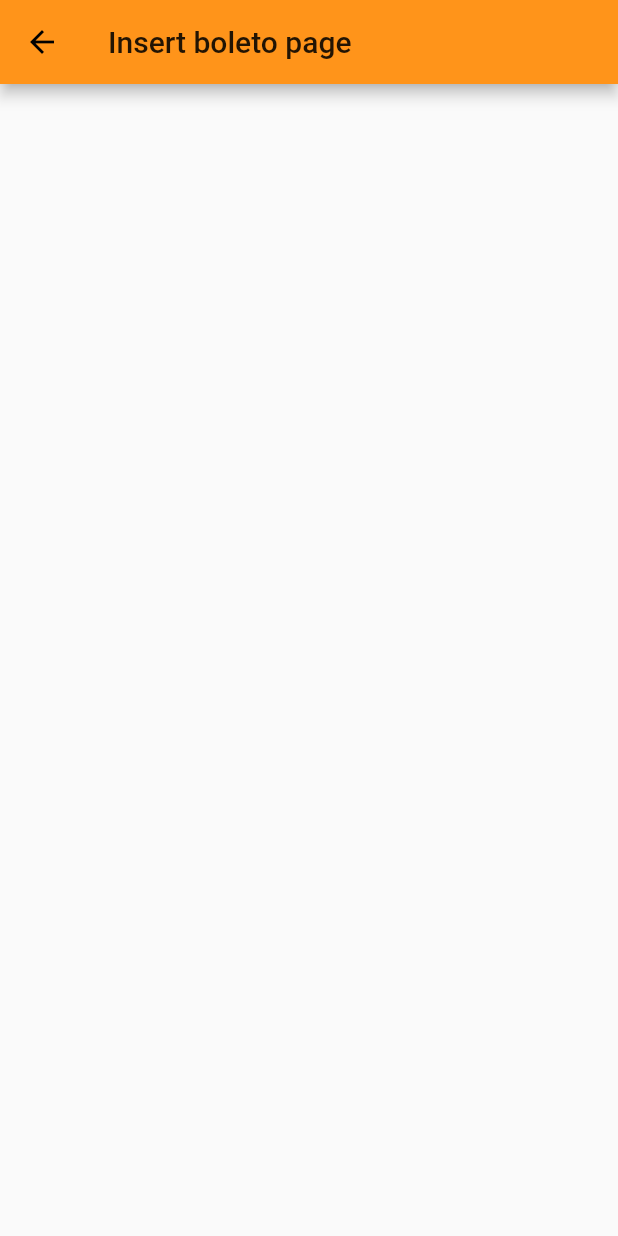
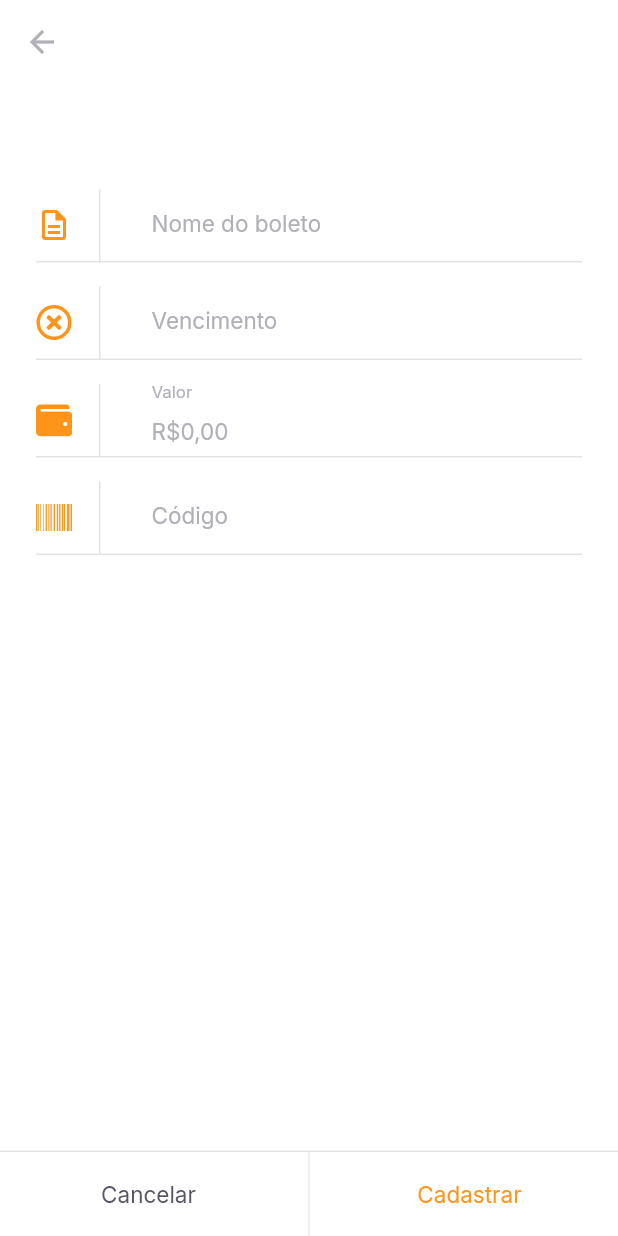
Before and after one commit to CodeAkio/payflow, a Flutter app: the InsertBoletoPage screen opened by its route, on a phone screen of 412 x 824 dp. Run offline on Flutter 3.47's test engine with Material 2 defaults, Android fonts, the phone set to English and light mode, and no system bars; our stand-ins replace camera, firebase_core, flutter_masked_text2, font_awesome_flutter, google_fonts, google_sign_in and 2 more; missing offline and left inert: google_ml_kit; accounts and stored records are empty.

Commit message:
Validade and save boleto

```diff
--- a/lib/modules/home/home_page.dart
+++ b/lib/modules/home/home_page.dart
@@ -76,7 +76,8 @@ class _HomePageState extends State<HomePage> {
                 )),
             GestureDetector(
               onTap: () {
-                Navigator.pushNamed(context, "/barcode_scanner");
+                // Navigator.pushNamed(context, "/barcode_scanner");
+                Navigator.pushNamed(context, "/insert_boleto");
               },
               child: Container(
                 width: 56,
--- /dev/null
+++ b/lib/modules/insert_boleto/insert_boleto_controller.dart
@@ -0,0 +1,38 @@
+import 'package:flutter/material.dart';
+import 'package:payflow/shared/models/boleto_model.dart';
+import 'package:shared_preferences/shared_preferences.dart';
+
+class InsertBoletoController {
+  final formKey = GlobalKey<FormState>();
+  BoletoModel model = BoletoModel();
+
+  String? validateName(String? value) =>
+      value?.isEmpty ?? true ? "O nome não pode ser vazio" : null;
+  String? validateVencimento(String? value) =>
+      value?.isEmpty ?? true ? "A data de vencimento não pode ser vazio" : null;
+  String? validateValor(double value) =>
+      value == 0 ? "Insira um valor maior que R\$ 0,00" : null;
+  String? validateCodigo(String? value) =>
+      value?.isEmpty ?? true ? "O código do boleto não pode ser vazio" : null;
+
+  void onChange(
+      {String? name, String? dueDate, double? value, String? barcode}) {
+    model = model.copyWith();
+  }
+
+  Future<void> saveBoleto() async {
+    final instance = await SharedPreferences.getInstance();
+    final boletos = instance.getStringList("boletos") ?? <String>[];
+    boletos.add(model.toJson());
+    await instance.setStringList("boletos", boletos);
+    return;
+  }
+
+  Future<void> cadastrarBoleto() async {
+    final form = formKey.currentState;
+
+    if (form!.validate()) {
+      return await saveBoleto();
+    }
+  }
+}
--- a/lib/modules/insert_boleto/insert_boleto_page.dart
+++ b/lib/modules/insert_boleto/insert_boleto_page.dart
@@ -1,13 +1,122 @@
 import 'package:flutter/material.dart';
+import 'package:flutter_masked_text2/flutter_masked_text2.dart';
+import 'package:font_awesome_flutter/font_awesome_flutter.dart';
+import 'package:payflow/modules/insert_boleto/insert_boleto_controller.dart';
+import 'package:payflow/shared/themes/app_colors.dart';
+import 'package:payflow/shared/themes/app_text_styles.dart';
+import 'package:payflow/shared/widgets/input_text/input_text_widget.dart';
+import 'package:payflow/shared/widgets/set_label_buttons/set_label_buttons.dart';
 
-class InsertBoletoPage extends StatelessWidget {
-  const InsertBoletoPage({Key? key}) : super(key: key);
+class InsertBoletoPage extends StatefulWidget {
+  final String? barcode;
+
+  const InsertBoletoPage({Key? key, this.barcode}) : super(key: key);
+
+  @override
+  State<InsertBoletoPage> createState() => _InsertBoletoPageState();
+}
+
+class _InsertBoletoPageState extends State<InsertBoletoPage> {
+  final controller = InsertBoletoController();
+
+  final moneyInputTextController =
+      MoneyMaskedTextController(leftSymbol: "R\$", decimalSeparator: ",");
+
+  final dueDateInputTextController = MaskedTextController(mask: "00/00/0000");
+  final barcodeInputTextController = TextEditingController();
+
+  @override
+  void initState() {
+    if (widget.barcode != null) {
+      barcodeInputTextController.text = widget.barcode!;
+    }
+    super.initState();
+  }
 
   @override
   Widget build(BuildContext context) {
     return Scaffold(
+      backgroundColor: AppColors.background,
       appBar: AppBar(
-        title: Text("Insert boleto page"),
+        backgroundColor: AppColors.background,
+        elevation: 0,
+        leading: BackButton(
+          color: AppColors.input,
+        ),
+      ),
+      body: SingleChildScrollView(
+        child: Padding(
+          padding: const EdgeInsets.symmetric(horizontal: 24),
+          child: Column(
+            crossAxisAlignment: CrossAxisAlignment.center,
+            children: [
+              Padding(
+                padding: const EdgeInsets.symmetric(horizontal: 93),
+                child: Text(
+                  "Preencha os dados do boleto",
+                  style: TextStyles.titleBoldBackground,
+                  textAlign: TextAlign.center,
+                ),
+              ),
+              SizedBox(
+                height: 24,
+              ),
+              Form(
+                  child: Column(
+                children: [
+                  InputTextWidget(
+                    label: "Nome do boleto",
+                    icon: Icons.description_outlined,
+                    validator: controller.validateName,
+                    onChanged: (value) {
+                      controller.onChange(name: value);
+                    },
+                  ),
+                  InputTextWidget(
+                    controller: dueDateInputTextController,
+                    label: "Vencimento",
+                    icon: FontAwesomeIcons.timesCircle,
+                    validator: controller.validateVencimento,
+                    onChanged: (value) {
+                      controller.onChange(dueDate: value);
+                    },
+                  ),
+                  InputTextWidget(
+                    controller: moneyInputTextController,
+                    label: "Valor",
+                    icon: FontAwesomeIcons.wallet,
+                    validator: (_) => controller
+                        .validateValor(moneyInputTextController.numberValue),
+                    onChanged: (value) {
+                      controller.onChange(
+                          value: moneyInputTextController.numberValue);
+                    },
+                  ),
+                  InputTextWidget(
+                    controller: barcodeInputTextController,
+                    label: "Código",
+                    icon: FontAwesomeIcons.barcode,
+                    validator: controller.validateCodigo,
+                    onChanged: (value) {
+                      controller.onChange(barcode: value);
+                    },
+                  ),
+                ],
+              ))
+            ],
+          ),
+        ),
+      ),
+      bottomNavigationBar: SetLabelButtons(
+        primaryLabel: "Cancelar",
+        primaryOnPressed: () {
+          Navigator.pop(context);
+        },
+        secoundaryLabel: "Cadastrar",
+        secoundaryOnPressed: () async {
+          await controller.cadastrarBoleto();
+        },
+        enableSecondaryColor: true,
       ),
     );
   }
--- /dev/null
+++ b/lib/shared/models/boleto_model.dart
@@ -0,0 +1,73 @@
+import 'dart:convert';
+
+class BoletoModel {
+  final String? name;
+  final String? dueDate;
+  final double? value;
+  final String? barcode;
+
+  BoletoModel({
+    this.name,
+    this.dueDate,
+    this.value,
+    this.barcode,
+  });
+
+  BoletoModel copyWith({
+    String? name,
+    String? dueDate,
+    double? value,
+    String? barcode,
+  }) {
+    return BoletoModel(
+      name: name ?? this.name,
+      dueDate: dueDate ?? this.dueDate,
+      value: value ?? this.value,
+      barcode: barcode ?? this.barcode,
+    );
+  }
+
+  Map<String, dynamic> toMap() {
+    return {
+      'name': name,
+      'dueDate': dueDate,
+      'value': value,
+      'barcode': barcode,
+    };
+  }
+
+  factory BoletoModel.fromMap(Map<String, dynamic> map) {
+    return BoletoModel(
+      name: map['name'],
+      dueDate: map['dueDate'],
+      value: map['value'],
+      barcode: map['barcode'],
+    );
+  }
+
+  String toJson() => json.encode(toMap());
+
+  factory BoletoModel.fromJson(String source) =>
+      BoletoModel.fromMap(json.decode(source));
+
+  @override
+  String toString() {
+    return 'BoletoModel(name: $name, dueDate: $dueDate, value: $value, barcode: $barcode)';
+  }
+
+  @override
+  bool operator ==(Object other) {
+    if (identical(this, other)) return true;
+
+    return other is BoletoModel &&
+        other.name == name &&
+        other.dueDate == dueDate &&
+        other.value == value &&
+        other.barcode == barcode;
+  }
+
+  @override
+  int get hashCode {
+    return name.hashCode ^ dueDate.hashCode ^ value.hashCode ^ barcode.hashCode;
+  }
+}
--- a/lib/shared/widgets/bottom_sheet/bottom_sheet_widget.dart
+++ b/lib/shared/widgets/bottom_sheet/bottom_sheet_widget.dart
@@ -56,7 +56,7 @@ class BottomSheetWidget extends StatelessWidget {
                       color: AppColors.stroke,
                     ),
                     SetLabelButtons(
-                        enabledPrimaryColor: true,
+                        enablePrimaryColor: true,
                         primaryLabel: primaryLabel,
                         primaryOnPressed: primaryOnPressed,
                         secoundaryLabel: secoundaryLabel,
--- /dev/null
+++ b/lib/shared/widgets/input_text/input_text_widget.dart
@@ -0,0 +1,66 @@
+import 'package:flutter/material.dart';
+import 'package:payflow/shared/themes/app_colors.dart';
+import 'package:payflow/shared/themes/app_text_styles.dart';
+
+class InputTextWidget extends StatelessWidget {
+  final String label;
+  final IconData icon;
+  final String? initialValue;
+  final String? Function(String?)? validator;
+  final TextEditingController? controller;
+  final void Function(String value) onChanged;
+
+  const InputTextWidget(
+      {Key? key,
+      required this.label,
+      required this.icon,
+      this.initialValue,
+      this.validator,
+      this.controller,
+      required this.onChanged})
+      : super(key: key);
+
+  @override
+  Widget build(BuildContext context) {
+    return Padding(
+      padding: const EdgeInsets.only(bottom: 16),
+      child: Column(
+        children: [
+          TextFormField(
+            controller: controller,
+            onChanged: onChanged,
+            style: TextStyles.input,
+            validator: validator,
+            decoration: InputDecoration(
+                contentPadding: EdgeInsets.zero,
+                labelText: label,
+                labelStyle: TextStyles.input,
+                icon: Row(
+                  mainAxisSize: MainAxisSize.min,
+                  children: [
+                    Icon(
+                      icon,
+                      color: AppColors.primary,
+                    ),
+                    Padding(
+                      padding: const EdgeInsets.symmetric(horizontal: 18),
+                      child: Container(
+                        width: 1,
+                        height: 48,
+                        color: AppColors.stroke,
+                      ),
+                    )
+                  ],
+                ),
+                border: InputBorder.none),
+          ),
+          Divider(
+            height: 1,
+            thickness: 1,
+            color: AppColors.stroke,
+          )
+        ],
+      ),
+    );
+  }
+}
--- a/lib/shared/widgets/set_label_buttons/set_label_buttons.dart
+++ b/lib/shared/widgets/set_label_buttons/set_label_buttons.dart
@@ -9,7 +9,8 @@ class SetLabelButtons extends StatelessWidget {
   final VoidCallback primaryOnPressed;
   final String secoundaryLabel;
   final VoidCallback secoundaryOnPressed;
-  final bool enabledPrimaryColor;
+  final bool enablePrimaryColor;
+  final bool enableSecondaryColor;
 
   const SetLabelButtons(
       {Key? key,
@@ -17,13 +18,24 @@ class SetLabelButtons extends StatelessWidget {
       required this.primaryOnPressed,
       required this.secoundaryLabel,
       required this.secoundaryOnPressed,
-      this.enabledPrimaryColor = false})
+      this.enablePrimaryColor = false,
+      this.enableSecondaryColor = false})
       : super(key: key);
 
   @override
   Widget build(BuildContext context) {
     return Container(
-      color: AppColors.shape,
+      color: AppColors.background,
+      height: 57,
+      child: Column(
+        mainAxisSize: MainAxisSize.min,
+        children: [
+          Divider(
+            thickness: 1,
+            height: 1,
+            color: AppColors.stroke,
+          ),
+          Container(
             height: 56,
             child: Row(
               children: [
@@ -31,7 +43,7 @@ class SetLabelButtons extends StatelessWidget {
                   child: LabelButton(
                     label: primaryLabel,
                     onPressed: primaryOnPressed,
-              style: enabledPrimaryColor ? TextStyles.buttonPrimary : null,
+                    style: enablePrimaryColor ? TextStyles.buttonPrimary : null,
                   ),
                 ),
                 VerticalDivider(),
@@ -39,6 +51,11 @@ class SetLabelButtons extends StatelessWidget {
                   child: LabelButton(
                     label: secoundaryLabel,
                     onPressed: secoundaryOnPressed,
+                    style:
+                        enableSecondaryColor ? TextStyles.buttonPrimary : null,
+                  ),
+                ),
+              ],
             ),
           ),
         ],
```
Lines whose indentation alone changed are shown as unchanged.
